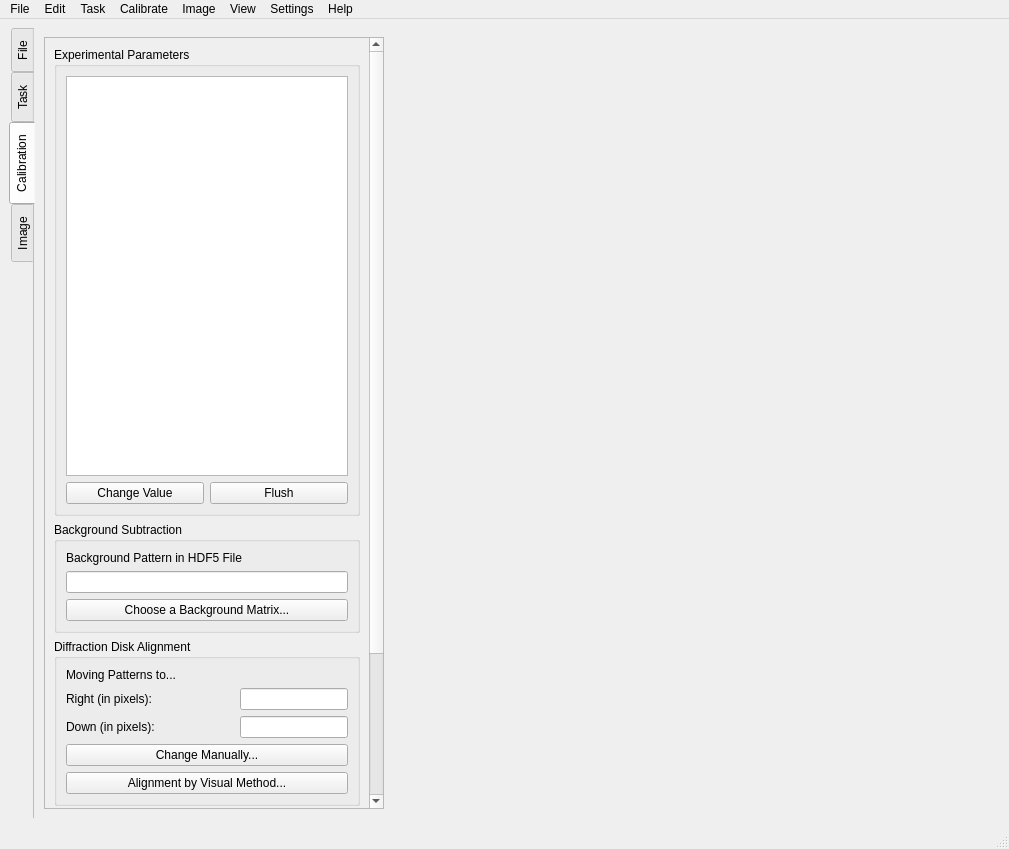
Before: the Qt Designer form ui/uiMainWindow.ui in ManifoldsHu/FourDExplorer, drawn with Qt 5.
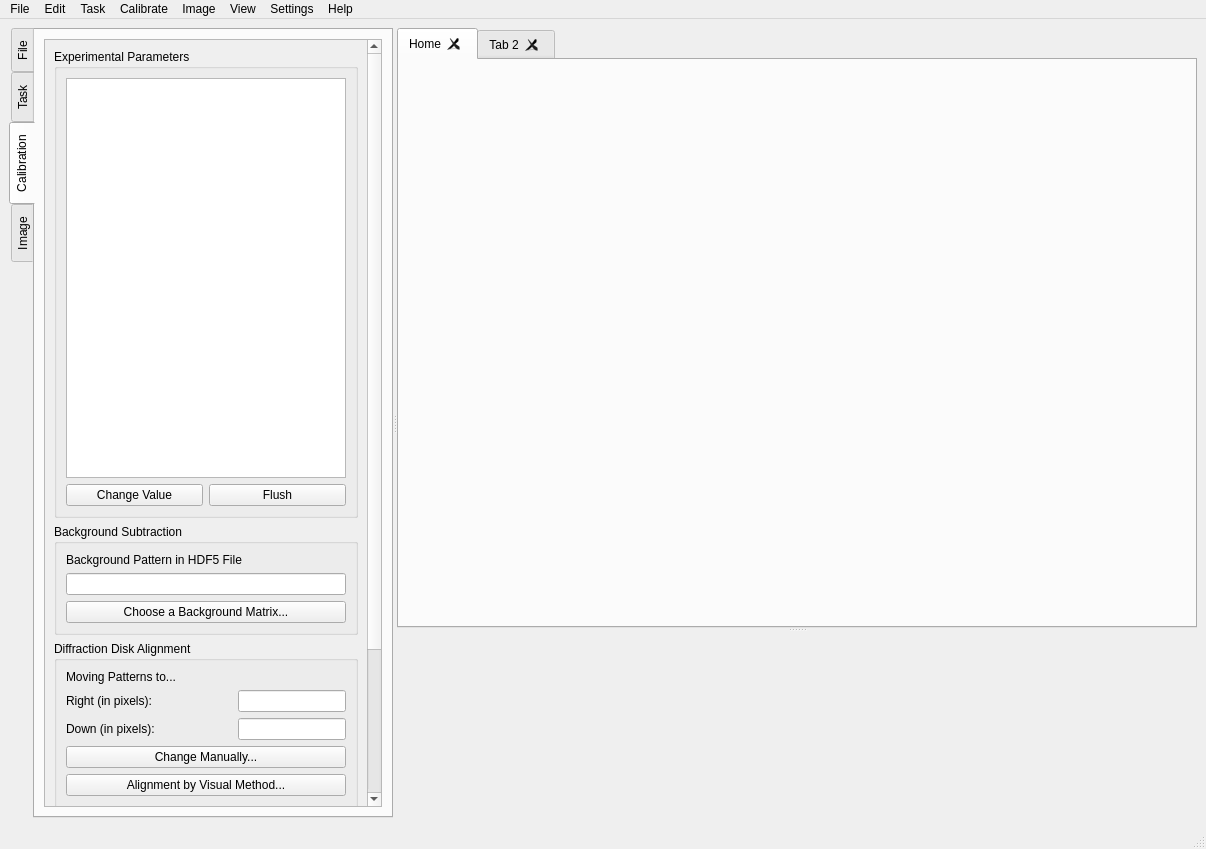
After: the same form once the commit is applied. The open tabs and pages were chosen to show the change. Custom widgets are drawn as their Qt base class.

```diff
--- a/ui/uiMainWindow.ui
+++ b/ui/uiMainWindow.ui
@@ -16,9 +16,14 @@
   <widget class="QWidget" name="centralwidget">
    <layout class="QVBoxLayout" name="verticalLayout">
     <item>
-     <layout class="QHBoxLayout" name="horizontalLayout">
-      <item>
-       <widget class="QTabWidget" name="tabWidget">
+     <widget class="QSplitter" name="splitter_2">
+      <property name="orientation">
+       <enum>Qt::Horizontal</enum>
+      </property>
+      <property name="childrenCollapsible">
+       <bool>false</bool>
+      </property>
+      <widget class="QTabWidget" name="tabWidget_control">
         <property name="sizePolicy">
          <sizepolicy hsizetype="Minimum" vsizetype="Expanding">
           <horstretch>0</horstretch>
@@ -44,7 +49,7 @@
          <enum>Qt::ElideLeft</enum>
         </property>
         <property name="documentMode">
-         <bool>true</bool>
+        <bool>false</bool>
         </property>
         <property name="tabsClosable">
          <bool>false</bool>
@@ -80,7 +85,7 @@
               <rect>
                <x>0</x>
                <y>0</y>
-               <width>324</width>
+              <width>319</width>
                <height>948</height>
               </rect>
              </property>
@@ -289,21 +294,62 @@
          </attribute>
         </widget>
        </widget>
-      </item>
-      <item>
-       <spacer name="horizontalSpacer">
+      <widget class="QSplitter" name="splitter">
         <property name="orientation">
-         <enum>Qt::Horizontal</enum>
-        </property>
-        <property name="sizeHint" stdset="0">
+        <enum>Qt::Vertical</enum>
+       </property>
+       <property name="childrenCollapsible">
+        <bool>true</bool>
+       </property>
+       <widget class="QTabWidget" name="tabWidget_view">
+        <property name="minimumSize">
          <size>
-          <width>40</width>
-          <height>20</height>
+          <width>800</width>
+          <height>600</height>
          </size>
         </property>
-       </spacer>
-      </item>
-     </layout>
+        <property name="tabPosition">
+         <enum>QTabWidget::North</enum>
+        </property>
+        <property name="tabShape">
+         <enum>QTabWidget::Rounded</enum>
+        </property>
+        <property name="elideMode">
+         <enum>Qt::ElideLeft</enum>
+        </property>
+        <property name="documentMode">
+         <bool>false</bool>
+        </property>
+        <property name="tabsClosable">
+         <bool>true</bool>
+        </property>
+        <property name="movable">
+         <bool>true</bool>
+        </property>
+        <property name="tabBarAutoHide">
+         <bool>true</bool>
+        </property>
+        <widget class="QWidget" name="tab_home">
+         <attribute name="title">
+          <string>Home</string>
+         </attribute>
+        </widget>
+        <widget class="QWidget" name="tab_2">
+         <attribute name="title">
+          <string>Tab 2</string>
+         </attribute>
+        </widget>
+       </widget>
+       <widget class="WidgetLog" name="widget_log" native="true">
+        <property name="sizePolicy">
+         <sizepolicy hsizetype="Expanding" vsizetype="Minimum">
+          <horstretch>0</horstretch>
+          <verstretch>0</verstretch>
+         </sizepolicy>
+        </property>
+       </widget>
+      </widget>
+     </widget>
     </item>
    </layout>
   </widget>
@@ -418,6 +464,12 @@
    <header>bin.Widgets.WidgetTask.h</header>
    <container>1</container>
   </customwidget>
+  <customwidget>
+   <class>WidgetLog</class>
+   <extends>QWidget</extends>
+   <header>bin.Widgets.WidgetLog.h</header>
+   <container>1</container>
+  </customwidget>
  </customwidgets>
  <resources/>
  <connections/>
```
Lines whose indentation alone changed are shown as unchanged.
